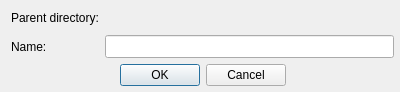
First picture: the form in src/corelibs/U2Designer/src/ui/CreateDirectoryDialog.ui, repository violethaze74/ugene, before the edit.
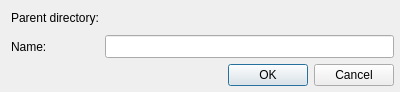
Second picture: the form after the edit.

```diff
--- a/src/corelibs/U2Designer/src/ui/CreateDirectoryDialog.ui
+++ b/src/corelibs/U2Designer/src/ui/CreateDirectoryDialog.ui
@@ -85,7 +85,7 @@
       <set>QDialogButtonBox::Cancel|QDialogButtonBox::Ok</set>
      </property>
      <property name="centerButtons">
-      <bool>true</bool>
+      <bool>false</bool>
      </property>
     </widget>
    </item>
```
